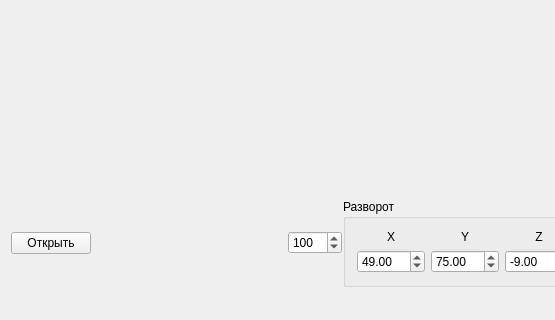
First picture: the form in 3Dvisual/view.ui, repository smurfomen/visualization, before the edit; both pictures show x 0 to 555 and y 480 to 800 of the 1010 by 800 pixel window.
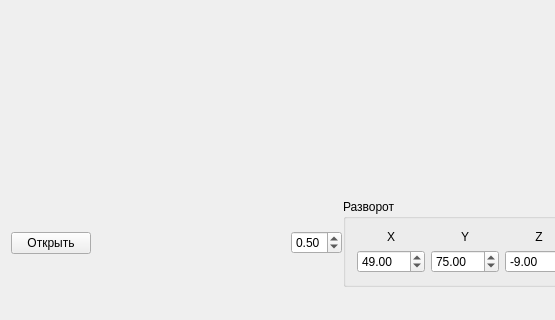
Second picture: the form after the edit. Custom widgets are drawn as their Qt base class.

What changed in the file:
```diff
--- a/3Dvisual/view.ui
+++ b/3Dvisual/view.ui
@@ -70,15 +70,18 @@
        </spacer>
       </item>
       <item>
-       <widget class="QSpinBox" name="space">
+       <widget class="QDoubleSpinBox" name="scale">
+        <property name="minimum">
+         <double>0.000000000000000</double>
+        </property>
         <property name="maximum">
-         <number>1000</number>
+         <double>5.000000000000000</double>
         </property>
         <property name="singleStep">
          <number>10</number>
         </property>
         <property name="value">
-         <number>100</number>
+         <double>0.500000000000000</double>
         </property>
        </widget>
       </item>
```
Left out of the diff: 4 changed lines with no effect on the pictures.
